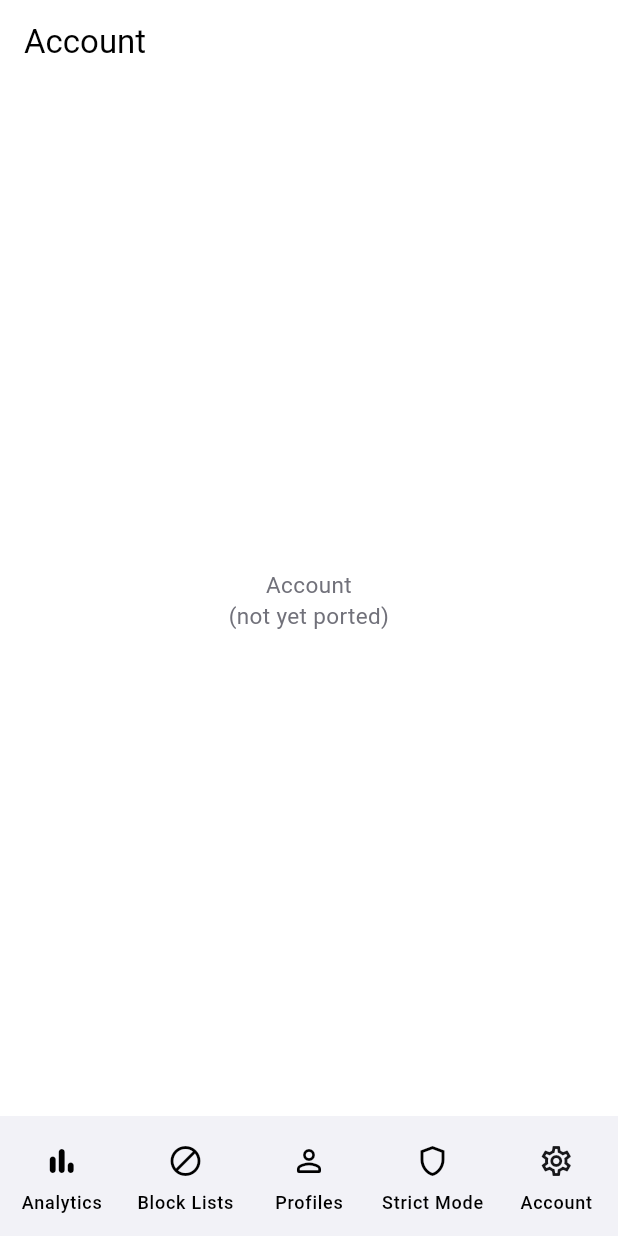
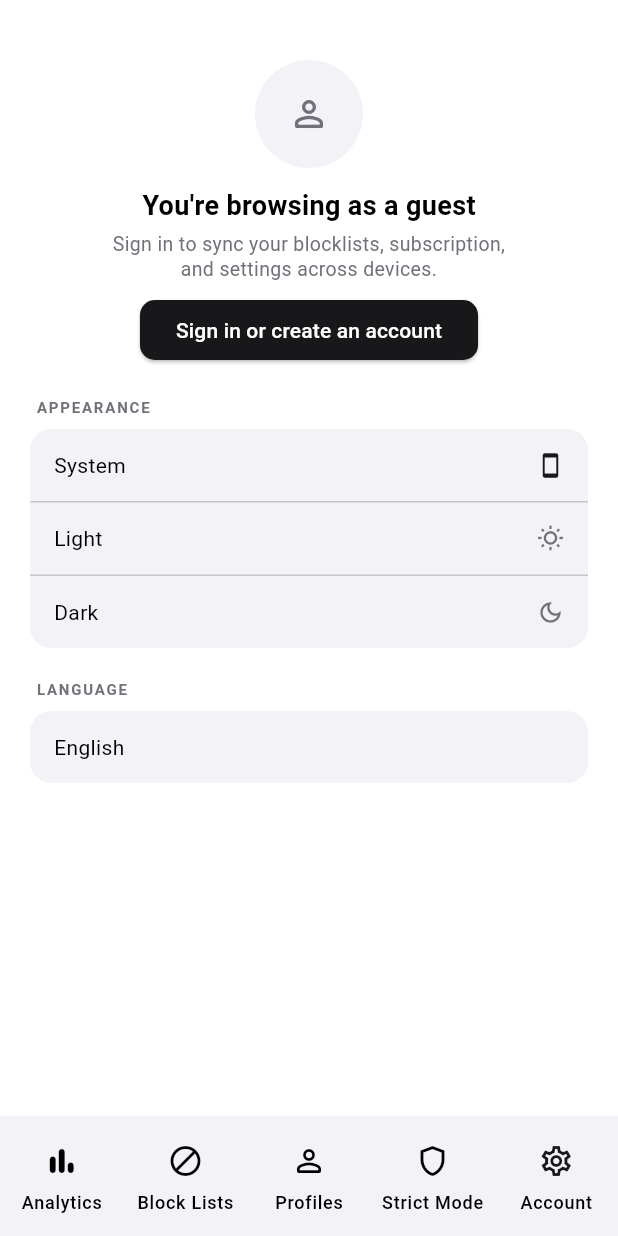
Before and after one commit to BaronAdams/blockweb_master_mobile_app, a Flutter app: the screen it shows after launch, item 5 of the bottom bar chosen, on a phone screen of 412 x 824 dp. Run offline on Flutter 3.47's test engine with Material 3 defaults, Android fonts, the phone set to English and light mode, and no system bars; our stand-ins replace flutter_riverpod, go_router, shared_preferences, supabase_flutter; accounts and stored records are empty; Roboto replaces fonts that are missing (system-ui).

Commit message:
Flutter phase 2 (checkpoint 3): Account screen
Ports app/(tabs)/account.tsx: guest state (sign-in CTA + Appearance/
Language sections, matching the RN app's anonymous-first posture),
signed-in state (avatar/plan badge, Subscription card linking to
/pricing, Appearance theme picker wired to the existing themeModeProvider,
Language picker wired to I18nService.setLanguage, Sign out / Delete
account danger-zone buttons with a confirm dialog — logout signs out of
Supabase and clears the store, matching the RN screen exactly, including
that account deletion isn't wired to a real backend call there either).

New shared widgets: AppCard/AppSeparator/SettingsRow (components/ui/card
+ separator), SectionTitle, DangerButton. Added I18nService.languageNames
+ deviceLanguage (port of lib/i18n.ts's LANGUAGE_NAMES/DEVICE_LANGUAGE)
for the language picker.

```diff
--- a/flutter_app/lib/l10n/i18n_service.dart
+++ b/flutter_app/lib/l10n/i18n_service.dart
@@ -14,6 +14,29 @@ class I18nService extends ChangeNotifier {
     'ar', 'de', 'en', 'es', 'fr', 'hi', 'it', 'ja', 'ko', 'nl', 'pl', 'pt_PT', 'ru', 'zh_CN',
   ];
   static const String fallbackLanguage = 'en';
+
+  /// Autonyms, for the account screen's language picker only — every other
+  /// string comes from the locale files themselves. Port of
+  /// lib/i18n.ts's LANGUAGE_NAMES.
+  static const Map<String, String> languageNames = {
+    'ar': 'العربية',
+    'de': 'Deutsch',
+    'en': 'English',
+    'es': 'Español',
+    'fr': 'Français',
+    'hi': 'हिन्दी',
+    'it': 'Italiano',
+    'ja': '日本語',
+    'ko': '한국어',
+    'nl': 'Nederlands',
+    'pl': 'Polski',
+    'pt_PT': 'Português',
+    'ru': 'Русский',
+    'zh_CN': '中文',
+  };
+
+  /// The device's language, resolved once at boot — see resolveDeviceLanguage().
+  static final String deviceLanguage = resolveDeviceLanguage();
 
   final Map<String, Map<String, dynamic>> _resources = {};
   String _language = fallbackLanguage;
--- a/flutter_app/lib/router/app_router.dart
+++ b/flutter_app/lib/router/app_router.dart
@@ -8,6 +8,7 @@ import '../screens/tabs/blocklists/blocklists_index_screen.dart';
 import '../screens/tabs/blocklists/keywords_screen.dart';
 import '../screens/tabs/blocklists/websites_screen.dart';
 import '../screens/tabs/blocklists/whitelist_screen.dart';
+import '../screens/tabs/account_screen.dart';
 import '../theme/app_theme.dart';
 
 /// Route map — a straight translation of the RN app's file-based routes
@@ -53,7 +54,7 @@ final GoRouter appRouter = GoRouter(
         GoRoute(path: '/blocklists/whitelist', builder: (context, state) => const WhitelistScreen()),
         GoRoute(path: '/profiles', builder: (context, state) => const PlaceholderScreen(title: 'Limiter Profiles')),
         GoRoute(path: '/strictmode', builder: (context, state) => const PlaceholderScreen(title: 'Strict Mode')),
-        GoRoute(path: '/account', builder: (context, state) => const PlaceholderScreen(title: 'Account')),
+        GoRoute(path: '/account', builder: (context, state) => const AccountScreen()),
       ],
     ),
   ],
--- /dev/null
+++ b/flutter_app/lib/screens/tabs/account_screen.dart
@@ -0,0 +1,293 @@
+import 'package:flutter/material.dart';
+import 'package:flutter_riverpod/flutter_riverpod.dart';
+import 'package:go_router/go_router.dart';
+
+import '../../l10n/i18n_service.dart';
+import '../../models/app_models.dart';
+import '../../models/limits.dart';
+import '../../native/supabase_client.dart';
+import '../../state/app_settings.dart';
+import '../../state/app_store.dart';
+import '../../theme/app_theme.dart';
+import '../../widgets/app_card.dart';
+import '../../widgets/danger_button.dart';
+import '../../widgets/section_title.dart';
+
+const Map<UserPlan, ({String labelKey, Color color})> _planBadge = {
+  UserPlan.free: (labelKey: 'free', color: Color(0xFFA1A1AA)),
+  UserPlan.monthly: (labelKey: 'monthly', color: Color(0xFFFCD34D)),
+  UserPlan.yearly: (labelKey: 'yearly', color: Color(0xFFFCD34D)),
+  UserPlan.lifetime: (labelKey: 'lifetime', color: Color(0xFF6EE7B7)),
+};
+
+/// Port of app/(tabs)/account.tsx.
+class AccountScreen extends ConsumerWidget {
+  const AccountScreen({super.key});
+
+  Future<void> _confirm(
+    BuildContext context, {
+    required String title,
+    required String description,
+    required String confirmText,
+    required VoidCallback onConfirm,
+  }) async {
+    final colors = AppTheme.colorsOf(context);
+    final confirmed = await showDialog<bool>(
+      context: context,
+      builder: (context) => AlertDialog(
+        backgroundColor: colors.card,
+        title: Text(title, style: TextStyle(color: colors.foreground)),
+        content: Text(description, style: TextStyle(color: colors.mutedForeground)),
+        actions: [
+          TextButton(onPressed: () => Navigator.of(context).pop(false), child: const Text('Cancel')),
+          TextButton(
+            onPressed: () => Navigator.of(context).pop(true),
+            child: Text(confirmText, style: const TextStyle(color: Color(0xFFF43F5E))),
+          ),
+        ],
+      ),
+    );
+    if (confirmed == true) onConfirm();
+  }
+
+  @override
+  Widget build(BuildContext context, WidgetRef ref) {
+    final colors = AppTheme.colorsOf(context);
+    final i18n = ref.watch(i18nProvider);
+    String t(String key) => i18n.t('account', key);
+    String tc(String key) => i18n.t('common', key);
+    final store = ref.watch(appStoreProvider);
+    final notifier = ref.read(appStoreProvider.notifier);
+
+    Future<void> onLogout() async {
+      try {
+        await supabase.auth.signOut();
+      } catch (_) {}
+      notifier.logout();
+    }
+
+    final user = store.user;
+
+    if (user == null) {
+      return Scaffold(
+        backgroundColor: colors.background,
+        body: SafeArea(
+          child: ListView(
+            padding: const EdgeInsets.fromLTRB(20, 40, 20, 40),
+            children: [
+              Column(
+                children: [
+                  CircleAvatar(
+                    radius: 36,
+                    backgroundColor: colors.card,
+                    child: Icon(Icons.person_outline_rounded, size: 28, color: colors.mutedForeground),
+                  ),
+                  const SizedBox(height: 12),
+                  Text(t('guestTitle'), style: TextStyle(fontSize: 18, fontWeight: FontWeight.w700, color: colors.foreground)),
+                  const SizedBox(height: 4),
+                  SizedBox(
+                    width: 280,
+                    child: Text(t('guestDesc'),
+                        textAlign: TextAlign.center,
+                        style: TextStyle(fontSize: 13, height: 1.3, color: colors.mutedForeground)),
+                  ),
+                  const SizedBox(height: 8),
+                  ElevatedButton(
+                    onPressed: () => context.push('/login'),
+                    style: ElevatedButton.styleFrom(
+                      backgroundColor: colors.primary,
+                      foregroundColor: colors.primaryForeground,
+                      shape: RoundedRectangleBorder(borderRadius: BorderRadius.circular(10)),
+                    ),
+                    child: Text(t('signInCta')),
+                  ),
+                ],
+              ),
+              const SizedBox(height: 20),
+              _AppearanceSection(t: t),
+              const SizedBox(height: 20),
+              _LanguageSection(t: t),
+            ],
+          ),
+        ),
+      );
+    }
+
+    final initials = (user.username.isNotEmpty ? user.username : user.email).substring(0, 2).toUpperCase();
+    final planMeta = _planBadge[store.plan]!;
+
+    return Scaffold(
+      backgroundColor: colors.background,
+      body: SafeArea(
+        child: ListView(
+          padding: const EdgeInsets.fromLTRB(20, 40, 20, 40),
+          children: [
+            Column(
+              children: [
+                CircleAvatar(
+                  radius: 36,
+                  backgroundColor: colors.card,
+                  child: Text(initials, style: TextStyle(fontSize: 22, fontWeight: FontWeight.w700, color: colors.foreground)),
+                ),
+                const SizedBox(height: 12),
+                Text(user.username, style: TextStyle(fontSize: 18, fontWeight: FontWeight.w700, color: colors.foreground)),
+                const SizedBox(height: 2),
+                Text(user.email, style: TextStyle(fontSize: 13, color: colors.mutedForeground)),
+                const SizedBox(height: 10),
+                Container(
+                  padding: const EdgeInsets.symmetric(horizontal: 10, vertical: 4),
+                  decoration: BoxDecoration(
+                    color: planMeta.color.withOpacity(0.1),
+                    border: Border.all(color: planMeta.color.withOpacity(0.38)),
+                    borderRadius: BorderRadius.circular(6),
+                  ),
+                  child: Text(
+                    isPremium(store.plan) ? tc('pro') : tc('free').toUpperCase(),
+                    style: TextStyle(fontSize: 12, fontWeight: FontWeight.w700, color: planMeta.color),
+                  ),
+                ),
+              ],
+            ),
+            const SizedBox(height: 20),
+            SectionTitle(t('subscription')),
+            AppCard(children: [
+              SettingsRow(
+                label: t('plan'),
+                trailing: Container(
+                  padding: const EdgeInsets.symmetric(horizontal: 10, vertical: 3),
+                  decoration: BoxDecoration(color: planMeta.color.withOpacity(0.1), borderRadius: BorderRadius.circular(6)),
+                  child: Text(tc(planMeta.labelKey), style: TextStyle(fontSize: 12, fontWeight: FontWeight.w700, color: planMeta.color)),
+                ),
+              ),
+              const AppSeparator(),
+              SettingsRow(label: t('subscription'), showChevron: true, onPressed: () => context.push('/pricing')),
+            ]),
+            const SizedBox(height: 20),
+            const SectionTitle('Sécurité'),
+            AppCard(children: [
+              SettingsRow(label: t('changePassword'), showChevron: true),
+              const AppSeparator(),
+              SettingsRow(label: t('changeUsername'), showChevron: true),
+            ]),
+            const SizedBox(height: 20),
+            _AppearanceSection(t: t),
+            const SizedBox(height: 20),
+            SectionTitle(t('permanentDeletion'), color: const Color(0xFFF43F5E)),
+            DangerButton(
+              label: t('signOut'),
+              icon: Icons.logout_rounded,
+              onPressed: () => _confirm(
+                context,
+                title: t('signOut'),
+                description: t('signOutConfirm'),
+                confirmText: t('signOut'),
+                onConfirm: onLogout,
+              ),
+            ),
+            const SizedBox(height: 10),
+            DangerButton(
+              label: t('deleteMyAccount'),
+              icon: Icons.delete_outline_rounded,
+              onPressed: () => _confirm(
+                context,
+                title: t('deleteMyAccount'),
+                description: t('deleteDesc'),
+                confirmText: t('permanentDelete'),
+                // Account deletion itself isn't wired to a backend call yet
+                // (the RN app doesn't have one either — its onConfirm is
+                // also just `onLogout` today); matching that as-is rather
+                // than inventing new backend behavior.
+                onConfirm: onLogout,
+              ),
+            ),
+          ],
+        ),
+      ),
+    );
+  }
+}
+
+/// A device preference, not personal account data — shown for guests too.
+class _AppearanceSection extends ConsumerWidget {
+  final String Function(String) t;
+  const _AppearanceSection({required this.t});
+
+  @override
+  Widget build(BuildContext context, WidgetRef ref) {
+    final colors = AppTheme.colorsOf(context);
+    final themeMode = ref.watch(themeModeProvider);
+    final notifier = ref.read(themeModeProvider.notifier);
+
+    const options = [
+      (mode: ThemeMode.system, labelKey: 'themeSystem', icon: Icons.smartphone_outlined),
+      (mode: ThemeMode.light, labelKey: 'themeLight', icon: Icons.wb_sunny_outlined),
+      (mode: ThemeMode.dark, labelKey: 'themeDark', icon: Icons.dark_mode_outlined),
+    ];
+
+    return Column(
+      crossAxisAlignment: CrossAxisAlignment.start,
+      children: [
+        SectionTitle(t('appearance')),
+        AppCard(
+          children: [
+            for (final (index, option) in options.indexed) ...[
+              if (index > 0) const AppSeparator(),
+              SettingsRow(
+                label: t(option.labelKey),
+                onPressed: () => notifier.setThemeMode(option.mode),
+                trailing: Icon(option.icon, size: 18, color: themeMode == option.mode ? colors.primary : colors.mutedForeground),
+              ),
+            ],
+          ],
+        ),
+      ],
+    );
+  }
+}
+
+/// Two choices only, per product decision: the phone's own language (if we
+/// have a translation for it), or English.
+class _LanguageSection extends ConsumerWidget {
+  final String Function(String) t;
+  const _LanguageSection({required this.t});
+
+  @override
+  Widget build(BuildContext context, WidgetRef ref) {
+    final colors = AppTheme.colorsOf(context);
+    final store = ref.watch(appStoreProvider);
+    final notifier = ref.read(appStoreProvider.notifier);
+
+    final options = <(LanguagePreference, String)>[
+      if (I18nService.deviceLanguage != 'en')
+        (
+          LanguagePreference.device,
+          '${t('languageDevice')} — ${I18nService.languageNames[I18nService.deviceLanguage] ?? I18nService.deviceLanguage}',
+        ),
+      (LanguagePreference.en, I18nService.languageNames['en']!),
+    ];
+
+    return Column(
+      crossAxisAlignment: CrossAxisAlignment.start,
+      children: [
+        SectionTitle(t('language')),
+        AppCard(
+          children: [
+            for (final (index, option) in options.indexed) ...[
+              if (index > 0) const AppSeparator(),
+              SettingsRow(
+                label: option.$2,
+                onPressed: () async {
+                  notifier.setLanguagePreference(option.$1);
+                  await ref.read(i18nProvider).setLanguage(option.$1 == LanguagePreference.en ? 'en' : I18nService.deviceLanguage);
+                },
+                trailing: store.languagePreference == option.$1
+                    ? Icon(Icons.check_rounded, size: 18, color: colors.primary)
+                    : null,
+              ),
+            ],
+          ],
+        ),
+      ],
+    );
+  }
+}
--- /dev/null
+++ b/flutter_app/lib/widgets/app_card.dart
@@ -0,0 +1,63 @@
+import 'package:flutter/material.dart';
+import '../theme/app_theme.dart';
+
+/// Port of components/ui/card.tsx + components/ui/separator.tsx.
+class AppCard extends StatelessWidget {
+  final List<Widget> children;
+  final EdgeInsets padding;
+
+  const AppCard({super.key, required this.children, this.padding = EdgeInsets.zero});
+
+  @override
+  Widget build(BuildContext context) {
+    final colors = AppTheme.colorsOf(context);
+    return Container(
+      width: double.infinity,
+      padding: padding,
+      decoration: BoxDecoration(color: colors.card, borderRadius: BorderRadius.circular(14)),
+      clipBehavior: Clip.antiAlias,
+      child: Column(children: children),
+    );
+  }
+}
+
+class AppSeparator extends StatelessWidget {
+  const AppSeparator({super.key});
+
+  @override
+  Widget build(BuildContext context) {
+    final colors = AppTheme.colorsOf(context);
+    return Container(height: 1, color: colors.border);
+  }
+}
+
+class SettingsRow extends StatelessWidget {
+  final String label;
+  final Widget? trailing;
+  final bool showChevron;
+  final VoidCallback? onPressed;
+
+  const SettingsRow({super.key, required this.label, this.trailing, this.showChevron = false, this.onPressed});
+
+  @override
+  Widget build(BuildContext context) {
+    final colors = AppTheme.colorsOf(context);
+    return InkWell(
+      onTap: onPressed,
+      child: Container(
+        constraints: const BoxConstraints(minHeight: 48),
+        padding: const EdgeInsets.symmetric(vertical: 14, horizontal: 16),
+        child: Row(
+          children: [
+            Expanded(child: Text(label, style: TextStyle(fontSize: 14, color: colors.foreground))),
+            if (trailing != null) trailing!,
+            if (showChevron) ...[
+              const SizedBox(width: 4),
+              Icon(Icons.chevron_right_rounded, size: 18, color: colors.mutedForeground),
+            ],
+          ],
+        ),
+      ),
+    );
+  }
+}
--- /dev/null
+++ b/flutter_app/lib/widgets/danger_button.dart
@@ -0,0 +1,26 @@
+import 'package:flutter/material.dart';
+
+/// Port of components/DangerButton.tsx.
+class DangerButton extends StatelessWidget {
+  final String label;
+  final IconData icon;
+  final VoidCallback? onPressed;
+
+  const DangerButton({super.key, required this.label, required this.icon, this.onPressed});
+
+  static const _red = Color(0xFFF43F5E);
+
+  @override
+  Widget build(BuildContext context) {
+    return OutlinedButton.icon(
+      onPressed: onPressed,
+      icon: Icon(icon, size: 15, color: _red),
+      label: Text(label, style: const TextStyle(fontSize: 13, fontWeight: FontWeight.w600, color: _red)),
+      style: OutlinedButton.styleFrom(
+        minimumSize: const Size.fromHeight(46),
+        side: const BorderSide(color: Color(0x4DF43F5E)),
+        shape: RoundedRectangleBorder(borderRadius: BorderRadius.circular(10)),
+      ),
+    );
+  }
+}
--- /dev/null
+++ b/flutter_app/lib/widgets/section_title.dart
@@ -0,0 +1,27 @@
+import 'package:flutter/material.dart';
+import '../theme/app_theme.dart';
+
+/// Port of components/SectionTitle.tsx.
+class SectionTitle extends StatelessWidget {
+  final String text;
+  final Color? color;
+
+  const SectionTitle(this.text, {super.key, this.color});
+
+  @override
+  Widget build(BuildContext context) {
+    final colors = AppTheme.colorsOf(context);
+    return Padding(
+      padding: const EdgeInsets.only(bottom: 8, left: 4),
+      child: Text(
+        text.toUpperCase(),
+        style: TextStyle(
+          fontSize: 10,
+          fontWeight: FontWeight.w600,
+          letterSpacing: 1.2,
+          color: color ?? colors.mutedForeground,
+        ),
+      ),
+    );
+  }
+}
```
